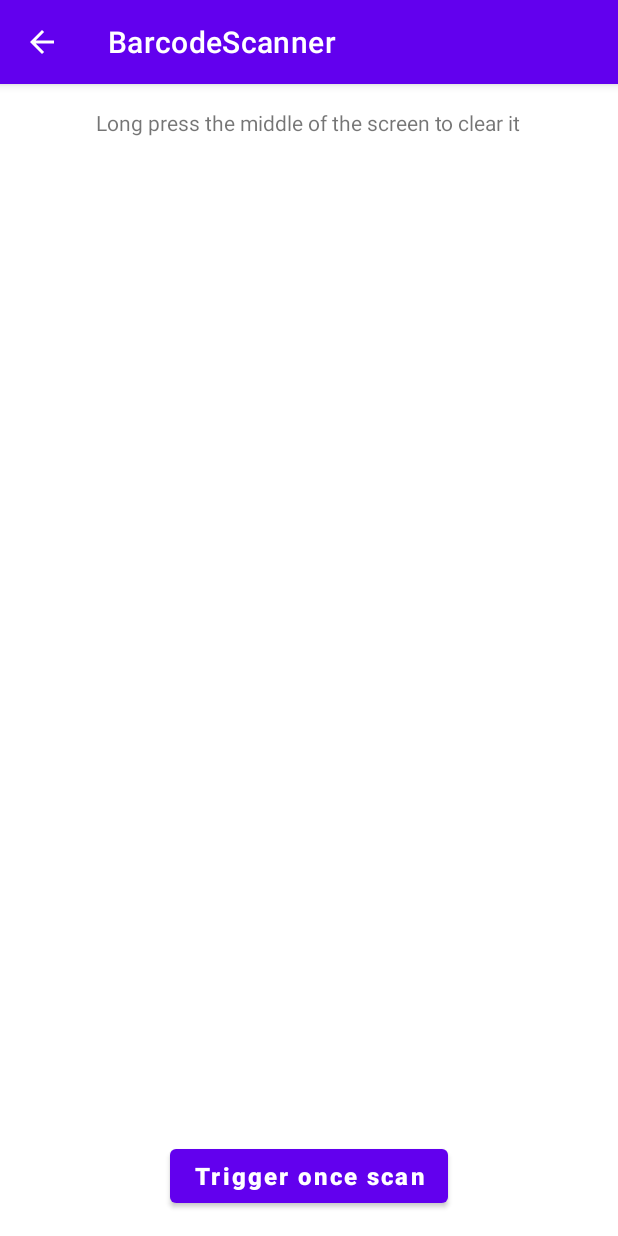
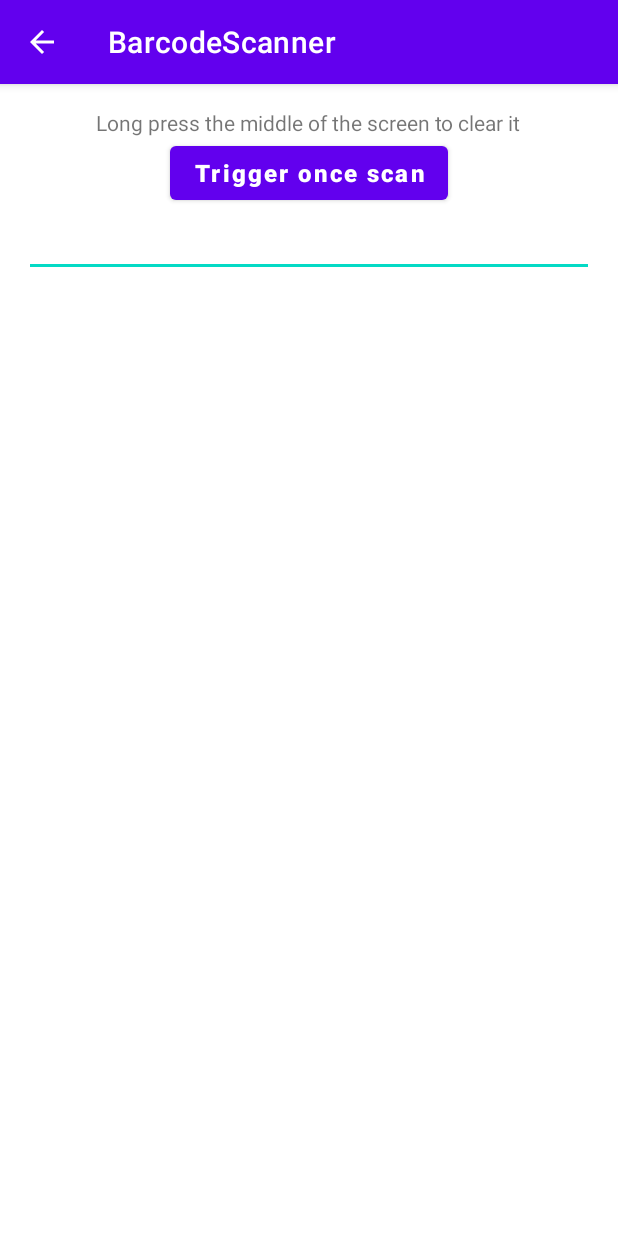
Before and after one commit to AIM-Android/ScannerWedgeSample, an Android app: the BarcodeScannerActivity screen opened directly, with no data from a screen before it, on a phone screen of 412 x 824 dp. Run offline under Robolectric (Android 15) with nearby library versions, the phone set to English and light mode, and no system bars.

Commit message:
modify rfid and bcr ui display.

```diff
--- a/app/build.gradle
+++ b/app/build.gradle
@@ -9,10 +9,10 @@ android {
     defaultConfig {
         applicationId "com.advantech.scannerwedgedemo"
         minSdk 24
-        //noinspection OldTargetApi
+        //noinspection ExpiredTargetSdkVersion,OldTargetApi
         targetSdk 32
         versionCode 2
-        versionName "2.0.5"
+        versionName "2.0.7"
 
         externalNativeBuild {
             cmake {
--- a/app/src/main/java/com/advantech/scannerwedgedemo/module/BarcodeScannerActivity.java
+++ b/app/src/main/java/com/advantech/scannerwedgedemo/module/BarcodeScannerActivity.java
@@ -7,6 +7,7 @@ import android.content.IntentFilter;
 import android.os.Bundle;
 import android.util.Log;
 import android.widget.Button;
+import android.widget.EditText;
 import android.widget.TextView;
 
 import com.advantech.scannerwedgedemo.baseui.BaseActivity;
@@ -20,6 +21,7 @@ public class BarcodeScannerActivity extends BaseActivity {
     private static final String ACTION_TRIGGER_SCAN = "com.advantech.scannerwedge.TRIGGER_SCAN";
 
     private TextView textView;
+    private EditText editText;
 
     @Override
     protected int getLayoutResID() {
@@ -35,10 +37,13 @@ public class BarcodeScannerActivity extends BaseActivity {
             sendBroadcast(intent);
         });
 
+        editText = findViewById(R.id.barcode_edt);
+
         textView = findViewById(R.id.bar_textview);
         textView.setOnLongClickListener(v -> {
             showToast("clear success");
             textView.setText("");
+            editText.setText("");
             return true;
         });
 
--- a/app/src/main/java/com/advantech/scannerwedgedemo/module/UhfRfidActivity.java
+++ b/app/src/main/java/com/advantech/scannerwedgedemo/module/UhfRfidActivity.java
@@ -7,6 +7,7 @@ import android.content.IntentFilter;
 import android.os.Bundle;
 import android.util.Log;
 import android.widget.Button;
+import android.widget.EditText;
 import android.widget.TextView;
 
 import com.advantech.scannerwedgedemo.baseui.BaseActivity;
@@ -20,6 +21,7 @@ public class UhfRfidActivity extends BaseActivity {
     private static final String ACTION_TRANSFER_DATA = "com.advantech.uhf.rfid.TRANSFER_DATA";
 
     private TextView textView;
+    private EditText editText;
 
     @Override
     protected int getLayoutResID() {
@@ -35,10 +37,13 @@ public class UhfRfidActivity extends BaseActivity {
             sendBroadcast(intent);
         });
 
+        editText = findViewById(R.id.rfid_edt);
+
         textView = findViewById(R.id.rfid_textview);
         textView.setOnLongClickListener(v -> {
             showToast("clear success");
             textView.setText("");
+            editText.setText("");
             return true;
         });
 
--- a/app/src/main/res/layout/activity_barcode_scanner.xml
+++ b/app/src/main/res/layout/activity_barcode_scanner.xml
@@ -10,6 +10,17 @@
         android:layout_width="wrap_content"
         android:layout_height="wrap_content" />
 
+    <Button style="@style/ButtonStyle"
+        android:id="@+id/bar_btn_trigger"
+        android:text="@string/txt_trigger_once_scan"
+        android:layout_gravity="center" />
+
+    <EditText
+        android:id="@+id/barcode_edt"
+        android:maxLines="5"
+        android:layout_width="match_parent"
+        android:layout_height="wrap_content" />
+
     <TextView
         android:id="@+id/bar_textview"
         android:textSize="16sp"
@@ -19,9 +30,4 @@
         android:layout_height="0dp"
         android:layout_weight="1"
         tools:ignore="InefficientWeight,Suspicious0dp" />
-
-    <Button style="@style/ButtonStyle"
-        android:id="@+id/bar_btn_trigger"
-        android:text="@string/txt_trigger_once_scan"
-        android:layout_gravity="center" />
 </LinearLayout>
```
Also changed, not shown: app/src/main/res/layout/activity_uhf_rfid.xml (+11 -6 lines), 1 other file.
